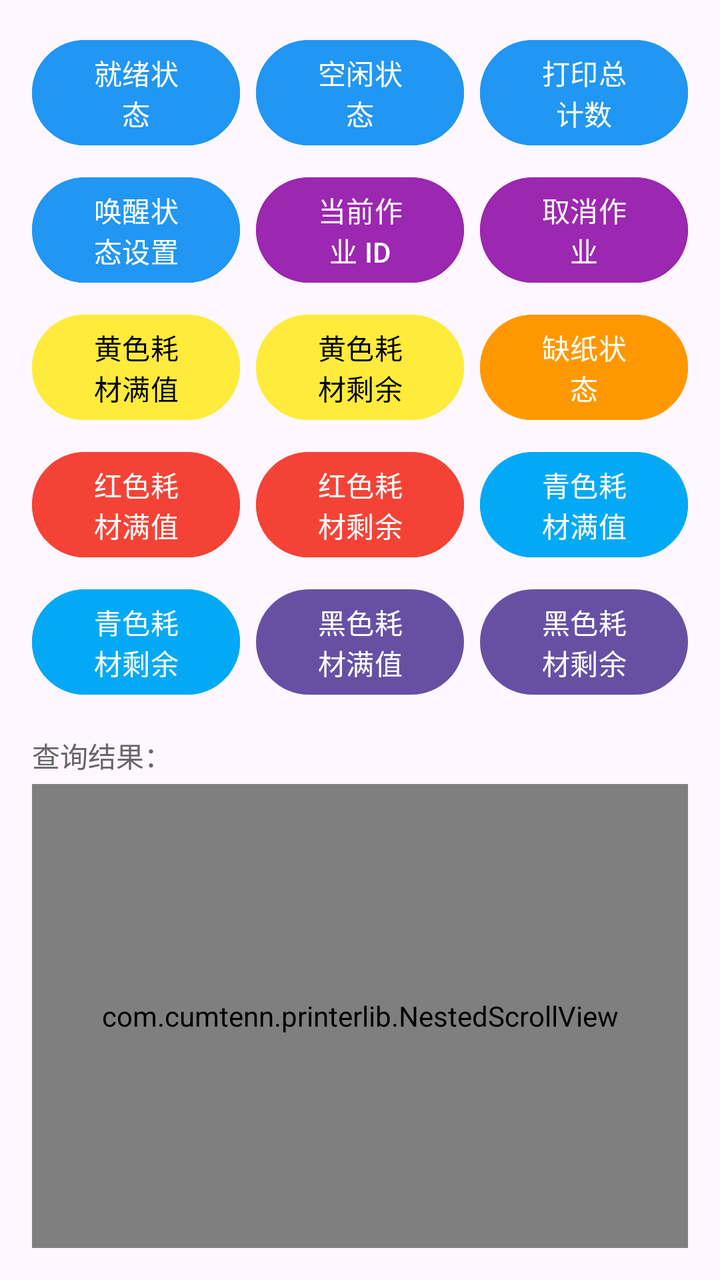
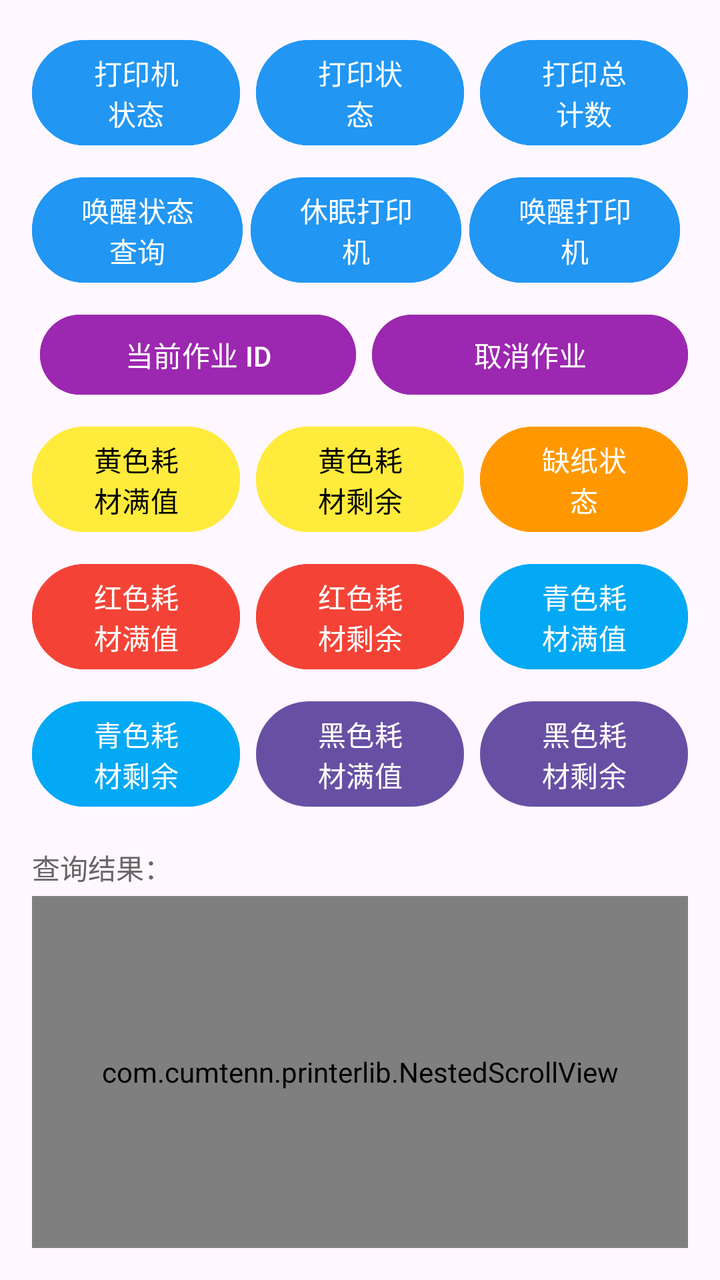

Compare the two renders of this Android layout. The source of the first and the diff that turns it into the second are given below.
<!-- AndroidManifest.xml: application theme Theme.PrinterLib -->
<!-- res/layout/fragment_snmp.xml -->
<?xml version="1.0" encoding="utf-8"?>
<LinearLayout xmlns:android="http://schemas.android.com/apk/res/android"
    android:layout_width="match_parent"
    android:layout_height="match_parent"
    android:orientation="vertical"
    android:padding="16dp">

    <LinearLayout
        android:layout_width="match_parent"
        android:layout_height="wrap_content"
        android:orientation="horizontal"
        android:layout_marginBottom="8dp">
        <Button
            android:id="@+id/btn_snmp_ready"
            android:layout_width="0dp"
            android:layout_height="wrap_content"
            android:layout_weight="1"
            android:text="就绪状态"
            android:textSize="14sp"
            android:backgroundTint="#2196F3"
            android:textColor="#FFFFFF"
            android:layout_marginEnd="4dp" />
        <Button
            android:id="@+id/btn_snmp_idle"
            android:layout_width="0dp"
            android:layout_height="wrap_content"
            android:layout_weight="1"
            android:text="空闲状态"
            android:textSize="14sp"
            android:backgroundTint="#2196F3"
            android:textColor="#FFFFFF"
            android:layout_marginStart="4dp"
            android:layout_marginEnd="4dp" />
        <Button
            android:id="@+id/btn_snmp_print_total"
            android:layout_width="0dp"
            android:layout_height="wrap_content"
            android:layout_weight="1"
            android:text="打印总计数"
            android:textSize="14sp"
            android:backgroundTint="#2196F3"
            android:textColor="#FFFFFF"
            android:layout_marginStart="4dp" />
    </LinearLayout>

    <LinearLayout
        android:layout_width="match_parent"
        android:layout_height="wrap_content"
        android:orientation="horizontal"
        android:layout_marginBottom="8dp">
        <Button
            android:id="@+id/btn_snmp_wake_state"
            android:layout_width="0dp"
            android:layout_height="wrap_content"
            android:layout_weight="1"
            android:text="唤醒状态设置"
            android:textSize="14sp"
            android:backgroundTint="#2196F3"
            android:textColor="#FFFFFF"
            android:layout_marginEnd="4dp" />
        <Button
            android:id="@+id/btn_snmp_current_job"
            android:layout_width="0dp"
            android:layout_height="wrap_content"
            android:layout_weight="1"
            android:text="当前作业 ID"
            android:textSize="14sp"
            android:backgroundTint="#9C27B0"
            android:textColor="#FFFFFF"
            android:layout_marginStart="4dp"
            android:layout_marginEnd="4dp" />
        <Button
            android:id="@+id/btn_snmp_cancel_job"
            android:layout_width="0dp"
            android:layout_height="wrap_content"
            android:layout_weight="1"
            android:text="取消作业"
            android:textSize="14sp"
            android:backgroundTint="#9C27B0"
            android:textColor="#FFFFFF"
            android:layout_marginStart="4dp" />
    </LinearLayout>

    <LinearLayout
        android:layout_width="match_parent"
        android:layout_height="wrap_content"
        android:orientation="horizontal"
        android:layout_marginBottom="8dp">
        <Button
            android:id="@+id/btn_snmp_yellow_full"
            android:layout_width="0dp"
            android:layout_height="wrap_content"
            android:layout_weight="1"
            android:text="黄色耗材满值"
            android:textSize="14sp"
            android:backgroundTint="#FFEB3B"
            android:textColor="#000000"
            android:layout_marginEnd="4dp" />
        <Button
            android:id="@+id/btn_snmp_yellow_remain"
            android:layout_width="0dp"
            android:layout_height="wrap_content"
            android:layout_weight="1"
            android:text="黄色耗材剩余"
            android:textSize="14sp"
            android:backgroundTint="#FFEB3B"
            android:textColor="#000000"
            android:layout_marginStart="4dp"
            android:layout_marginEnd="4dp" />
        <Button
            android:id="@+id/btn_snmp_out_of_paper"
            android:layout_width="0dp"
            android:layout_height="wrap_content"
            android:layout_weight="1"
            android:text="缺纸状态"
            android:textSize="14sp"
            android:backgroundTint="#FF9800"
            android:textColor="#FFFFFF"
            android:layout_marginStart="4dp" />
    </LinearLayout>

    <LinearLayout
        android:layout_width="match_parent"
        android:layout_height="wrap_content"
        android:orientation="horizontal"
        android:layout_marginBottom="8dp">
        <Button
            android:id="@+id/btn_snmp_red_full"
            android:layout_width="0dp"
            android:layout_height="wrap_content"
            android:layout_weight="1"
            android:text="红色耗材满值"
            android:textSize="14sp"
            android:backgroundTint="#F44336"
            android:textColor="#FFFFFF"
            android:layout_marginEnd="4dp" />
        <Button
            android:id="@+id/btn_snmp_red_remain"
            android:layout_width="0dp"
            android:layout_height="wrap_content"
            android:layout_weight="1"
            android:text="红色耗材剩余"
            android:textSize="14sp"
            android:backgroundTint="#F44336"
            android:textColor="#FFFFFF"
            android:layout_marginStart="4dp"
            android:layout_marginEnd="4dp" />
        <Button
            android:id="@+id/btn_snmp_cyan_full"
            android:layout_width="0dp"
            android:layout_height="wrap_content"
            android:layout_weight="1"
            android:text="青色耗材满值"
            android:textSize="14sp"
            android:backgroundTint="#03A9F4"
            android:textColor="#FFFFFF"
            android:layout_marginStart="4dp" />
    </LinearLayout>

    <LinearLayout
        android:layout_width="match_parent"
        android:layout_height="wrap_content"
        android:orientation="horizontal"
        android:layout_marginBottom="8dp">
        <Button
            android:id="@+id/btn_snmp_cyan_remain"
            android:layout_width="0dp"
            android:layout_height="wrap_content"
            android:layout_weight="1"
            android:text="青色耗材剩余"
            android:textSize="14sp"
            android:backgroundTint="#03A9F4"
            android:textColor="#FFFFFF"
            android:layout_marginEnd="4dp" />
        <Button
            android:id="@+id/btn_snmp_black_full"
            android:layout_width="0dp"
            android:layout_height="wrap_content"
            android:layout_weight="1"
            android:text="黑色耗材满值"
            android:layout_marginStart="4dp"
            android:layout_marginEnd="4dp" />
        <Button
            android:id="@+id/btn_snmp_black_remain"
            android:layout_width="0dp"
            android:layout_height="wrap_content"
            android:layout_weight="1"
            android:text="黑色耗材剩余"
            android:layout_marginStart="4dp" />
    </LinearLayout>

    <TextView
        android:layout_width="wrap_content"
        android:layout_height="wrap_content"
        android:text="查询结果："
        android:textSize="14sp"
        android:textColor="#666666"
        android:layout_marginTop="8dp"
        android:layout_marginBottom="4dp" />

    <com.cumtenn.printerlib.NestedScrollView
        android:id="@+id/result_scrollview"
        android:layout_width="match_parent"
        android:layout_height="0dp"
        android:layout_weight="1"
        android:fillViewport="false"
        android:scrollbars="vertical"
        android:overScrollMode="always">

        <EditText
            android:id="@+id/result_edittext"
            android:layout_width="match_parent"
            android:layout_height="wrap_content"
            android:padding="8dp"
            android:textSize="14sp"
            android:inputType="none"
            android:cursorVisible="false"
            android:focusable="false"
            android:focusableInTouchMode="false"
            android:background="@null"
            android:scrollbars="vertical"
            android:gravity="top|start"
            android:textColor="#000000"
            android:overScrollMode="always"
            android:requiresFadingEdge="vertical"
            android:textIsSelectable="true"/>
    </com.cumtenn.printerlib.NestedScrollView>
</LinearLayout>
<!-- resources referenced by this layout -->
<resources>
  <style name="Theme.PrinterLib" parent="Base.Theme.PrinterLib" />
  <style name="Base.Theme.PrinterLib" parent="Theme.Material3.DayNight.NoActionBar">
          
          
      </style>
</resources>

<!-- the commit's change to res/layout/fragment_snmp.xml (unified diff, before → after) -->
@@ -15,7 +15,7 @@
             android:layout_width="0dp"
             android:layout_height="wrap_content"
             android:layout_weight="1"
-            android:text="就绪状态"
+            android:text="打印机状态"
             android:textSize="14sp"
             android:backgroundTint="#2196F3"
             android:textColor="#FFFFFF"
@@ -25,7 +25,7 @@
             android:layout_width="0dp"
             android:layout_height="wrap_content"
             android:layout_weight="1"
-            android:text="空闲状态"
+            android:text="打印状态"
             android:textSize="14sp"
             android:backgroundTint="#2196F3"
             android:textColor="#FFFFFF"
@@ -53,11 +53,38 @@
             android:layout_width="0dp"
             android:layout_height="wrap_content"
             android:layout_weight="1"
-            android:text="唤醒状态设置"
-            android:textSize="14sp"
-            android:backgroundTint="#2196F3"
-            android:textColor="#FFFFFF"
-            android:layout_marginEnd="4dp" />
+            android:text="唤醒状态查询"
+            android:textSize="14sp"
+            android:backgroundTint="#2196F3"
+            android:textColor="#FFFFFF"
+            android:layout_marginEnd="4dp" />
+        <Button
+            android:id="@+id/btn_snmp_wake_state_set_sleep"
+            android:layout_width="0dp"
+            android:layout_height="wrap_content"
+            android:layout_weight="1"
+            android:text="休眠打印机"
+            android:textSize="14sp"
+            android:backgroundTint="#2196F3"
+            android:textColor="#FFFFFF"
+            android:layout_marginEnd="4dp" />
+        <Button
+            android:id="@+id/btn_snmp_wake_state_set_up"
+            android:layout_width="0dp"
+            android:layout_height="wrap_content"
+            android:layout_weight="1"
+            android:text="唤醒打印机"
+            android:textSize="14sp"
+            android:backgroundTint="#2196F3"
+            android:textColor="#FFFFFF"
+            android:layout_marginEnd="4dp" />
+    </LinearLayout>
+
+    <LinearLayout
+        android:layout_width="match_parent"
+        android:layout_height="wrap_content"
+        android:orientation="horizontal"
+        android:layout_marginBottom="8dp">
         <Button
             android:id="@+id/btn_snmp_current_job"
             android:layout_width="0dp"
